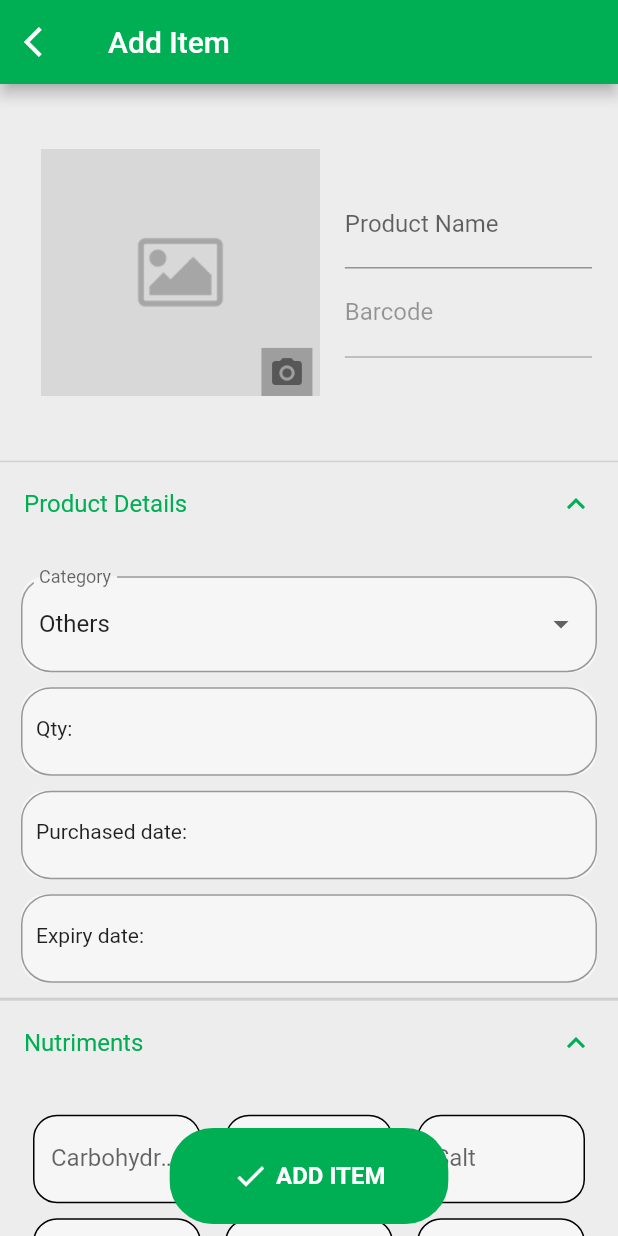
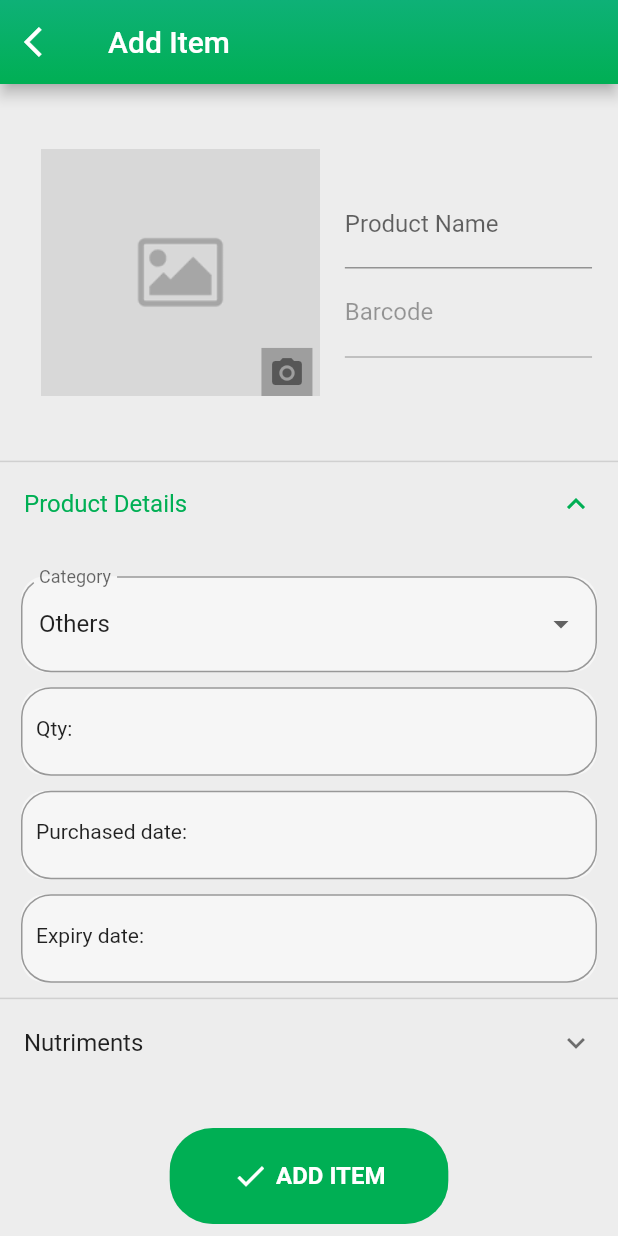
Before and after one commit to Yahya-khodr/pantry, a Flutter app: the ScanDetailScreen screen opened directly with empty values, on a phone screen of 412 x 824 dp. Run offline on Flutter 3.47's test engine with Material 2 defaults, Android fonts, the phone set to English and light mode, and no system bars; drawn by our look-alikes of datetime_picker_formfield; our stand-ins replace avatar_glow, cached_network_image, flutter_local_notifications, flutter_native_timezone, flutter_svg, font_awesome_flutter and 7 more; missing offline and left inert: flutter_barcode_scanner; accounts and stored records are empty.

Commit message:
Implemented cached image in scan screen

```diff
--- a/frontend/lib/views/screens/main_screens/scan_detail_screen.dart
+++ b/frontend/lib/views/screens/main_screens/scan_detail_screen.dart
@@ -1,6 +1,7 @@
 // ignore_for_file: prefer_typing_uninitialized_variables
 
 import 'dart:io';
+import 'package:cached_network_image/cached_network_image.dart';
 import 'package:flutter/material.dart';
 import 'package:frontend/models/nutriment_model.dart';
 import 'package:frontend/models/product_model.dart';
@@ -157,6 +158,15 @@ class _ScanDetailScreenState extends State<ScanDetailScreen> {
                 ),
             icon: const Icon(Icons.arrow_back_ios)),
         title: const Text("Add Item"),
+        flexibleSpace: Container(
+          decoration: const BoxDecoration(
+            gradient: LinearGradient(
+              colors: [Palette.appBarColor, Palette.appBarColorLinear],
+              end: Alignment.topCenter,
+              begin: Alignment.bottomCenter,
+            ),
+          ),
+        ),
       ),
       body: isLoading
           ? const Center(
@@ -191,8 +201,12 @@ class _ScanDetailScreenState extends State<ScanDetailScreen> {
                                               width: 100.0,
                                               height: 100.0,
                                             )
-                                          : Image.network(
-                                              widget.image,
+                                          : CachedNetworkImage(
+                                              placeholder: (context, url) =>
+                                                  const Center(
+                                                      child:
+                                                          CircularProgressIndicator()),
+                                              imageUrl: widget.image,
                                               width: 100,
                                               height: 100,
                                               fit: BoxFit.cover,
@@ -231,11 +245,19 @@ class _ScanDetailScreenState extends State<ScanDetailScreen> {
                                 height: size.height / 4.5 - 10,
                                 child: Column(
                                   children: [
-                                    TextField(
-                                      controller: _nameController,
-                                      decoration: const InputDecoration(
-                                        labelText: "Product Name",
-                                        hintText: 'product name',
+                                    Theme(
+                                      data: Theme.of(context).copyWith(
+                                        colorScheme: ThemeData()
+                                            .colorScheme
+                                            .copyWith(
+                                                primary: Palette.appBarColor),
+                                      ),
+                                      child: TextField(
+                                        controller: _nameController,
+                                        decoration: const InputDecoration(
+                                          labelText: "Product Name",
+                                          hintText: 'product name',
+                                        ),
                                       ),
                                     ),
                                     TextField(
@@ -357,7 +379,6 @@ class _ScanDetailScreenState extends State<ScanDetailScreen> {
                       ],
                     ),
                     ExpansionTile(
-                      initiallyExpanded: true,
                       textColor: Palette.appBarColor,
                       iconColor: Palette.appBarColor,
                       title: const Text(
```
